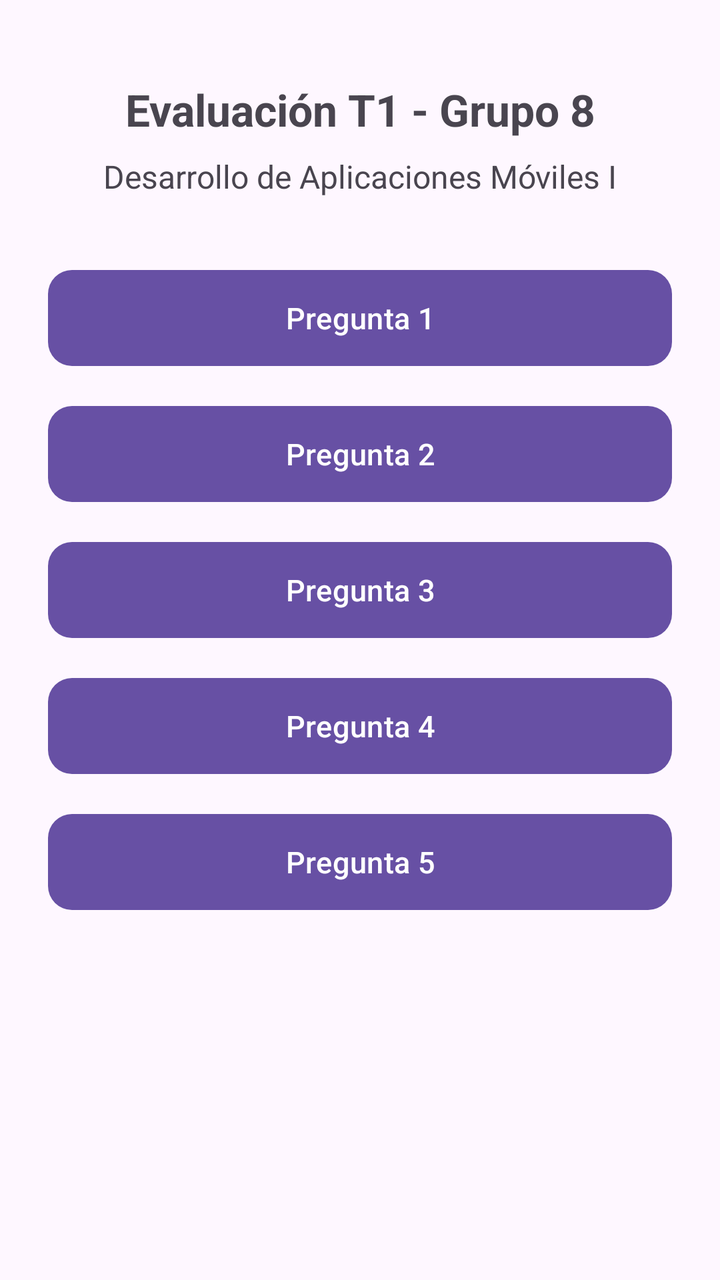
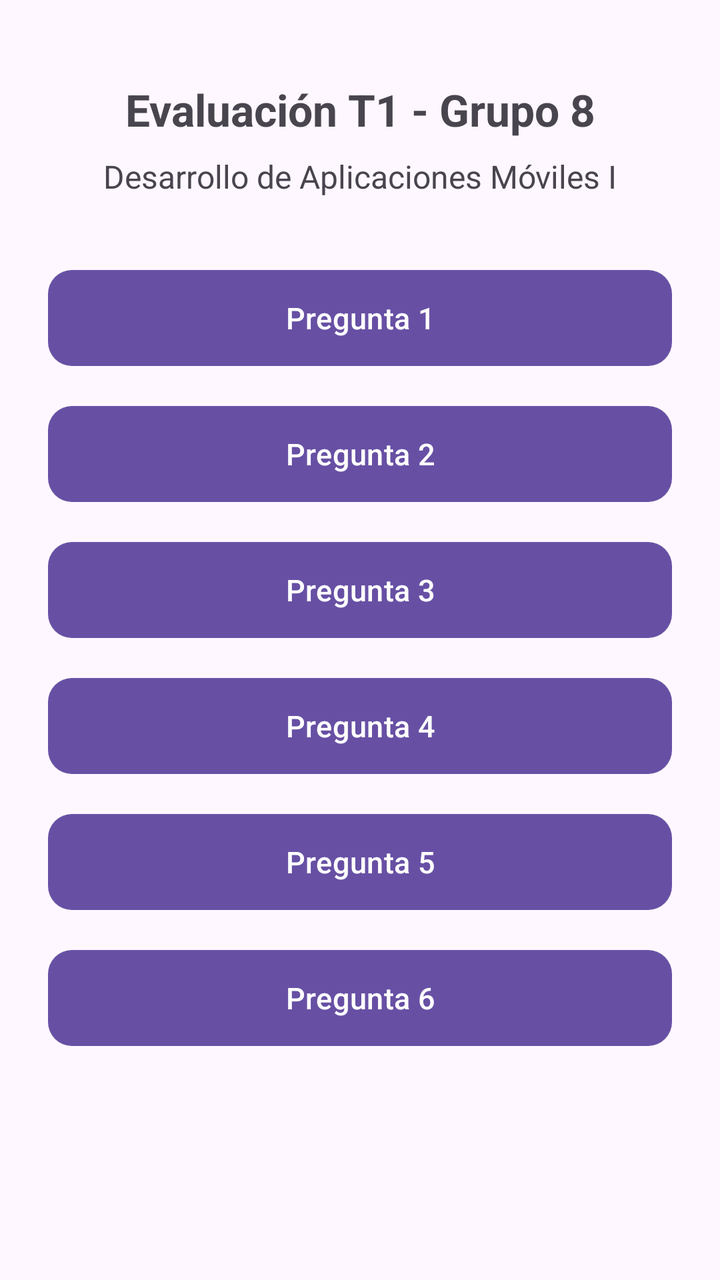

Before-and-after screenshots of an Android layout around one commit, followed by the original layout XML and the change that was made.
<!-- AndroidManifest.xml: application theme Theme.AppGrupo8 -->
<!-- res/layout/activity_main.xml -->
<?xml version="1.0" encoding="utf-8"?>
<androidx.constraintlayout.widget.ConstraintLayout xmlns:android="http://schemas.android.com/apk/res/android"
    xmlns:app="http://schemas.android.com/apk/res-auto"
    xmlns:tools="http://schemas.android.com/tools"
    android:id="@+id/main"
    android:layout_width="match_parent"
    android:layout_height="match_parent"
    android:padding="24dp"
    tools:context=".MainActivity">

    <TextView
        android:id="@+id/tvTitle"
        android:layout_width="0dp"
        android:layout_height="wrap_content"
        android:layout_marginTop="16dp"
        android:alignmentMode="alignBounds"
        android:gravity="center"
        android:text="@string/main_title"
        android:textSize="22sp"
        android:textStyle="bold"
        app:layout_constraintEnd_toEndOf="parent"
        app:layout_constraintStart_toStartOf="parent"
        app:layout_constraintTop_toTopOf="parent" />

    <TextView
        android:id="@+id/tvSubtitle"
        android:layout_width="0dp"
        android:layout_height="wrap_content"
        android:layout_marginTop="8dp"
        android:gravity="center"
        android:text="@string/main_subtitle"
        android:textColor="?android:attr/textColorSecondary"
        android:textSize="16sp"
        app:layout_constraintEnd_toEndOf="parent"
        app:layout_constraintStart_toStartOf="parent"
        app:layout_constraintTop_toBottomOf="@id/tvTitle" />

    <com.google.android.material.button.MaterialButton
        android:id="@+id/btnPregunta1"
        android:layout_width="0dp"
        android:layout_height="56dp"
        android:layout_marginTop="32dp"
        android:text="Pregunta 1"
        android:textSize="15sp"
        app:cornerRadius="12dp"
        app:layout_constraintEnd_toEndOf="parent"
        app:layout_constraintStart_toStartOf="parent"
        app:layout_constraintTop_toBottomOf="@id/tvSubtitle" />

    <com.google.android.material.button.MaterialButton
        android:id="@+id/btnPregunta2"
        android:layout_width="0dp"
        android:layout_height="56dp"
        android:layout_marginTop="12dp"
        android:text="Pregunta 2"
        android:textSize="15sp"
        app:cornerRadius="12dp"
        app:layout_constraintEnd_toEndOf="parent"
        app:layout_constraintStart_toStartOf="parent"
        app:layout_constraintTop_toBottomOf="@id/btnPregunta1" />

    <com.google.android.material.button.MaterialButton
        android:id="@+id/btnPregunta3"
        android:layout_width="0dp"
        android:layout_height="56dp"
        android:layout_marginTop="12dp"
        android:text="Pregunta 3"
        android:textSize="15sp"
        app:cornerRadius="12dp"
        app:layout_constraintEnd_toEndOf="parent"
        app:layout_constraintStart_toStartOf="parent"
        app:layout_constraintTop_toBottomOf="@id/btnPregunta2" />

    <com.google.android.material.button.MaterialButton
        android:id="@+id/btnPregunta4"
        android:layout_width="0dp"
        android:layout_height="56dp"
        android:layout_marginTop="12dp"
        android:text="@string/main_btn_pregunta4"
        android:textSize="15sp"
        app:cornerRadius="12dp"
        app:layout_constraintEnd_toEndOf="parent"
        app:layout_constraintStart_toStartOf="parent"
        app:layout_constraintTop_toBottomOf="@id/btnPregunta3" />

    <com.google.android.material.button.MaterialButton
        android:id="@+id/btnPregunta5"
        android:layout_width="0dp"
        android:layout_height="56dp"
        android:layout_marginTop="12dp"
        android:text="Pregunta 5"
        android:textSize="15sp"
        app:cornerRadius="12dp"
        app:layout_constraintEnd_toEndOf="parent"
        app:layout_constraintStart_toStartOf="parent"
        app:layout_constraintTop_toBottomOf="@id/btnPregunta4" />

</androidx.constraintlayout.widget.ConstraintLayout>
<!-- resources referenced by this layout -->
<resources>
  <string name="main_btn_pregunta4">Pregunta 4</string>
  <string name="main_subtitle">Desarrollo de Aplicaciones Móviles I</string>
  <string name="main_title">Evaluación T1 - Grupo 8</string>
  <style name="Theme.AppGrupo8" parent="Base.Theme.AppGrupo8" />
  <style name="Base.Theme.AppGrupo8" parent="Theme.Material3.DayNight.NoActionBar">
          
          
      </style>
</resources>

<!-- the commit's change to res/layout/activity_main.xml (unified diff, before → after) -->
@@ -95,4 +95,16 @@
         app:layout_constraintStart_toStartOf="parent"
         app:layout_constraintTop_toBottomOf="@id/btnPregunta4" />
 
+    <com.google.android.material.button.MaterialButton
+        android:id="@+id/btnPregunta6"
+        android:layout_width="0dp"
+        android:layout_height="56dp"
+        android:layout_marginTop="12dp"
+        android:text="Pregunta 6"
+        android:textSize="15sp"
+        app:cornerRadius="12dp"
+        app:layout_constraintEnd_toEndOf="parent"
+        app:layout_constraintStart_toStartOf="parent"
+        app:layout_constraintTop_toBottomOf="@id/btnPregunta5" />
+
 </androidx.constraintlayout.widget.ConstraintLayout>
